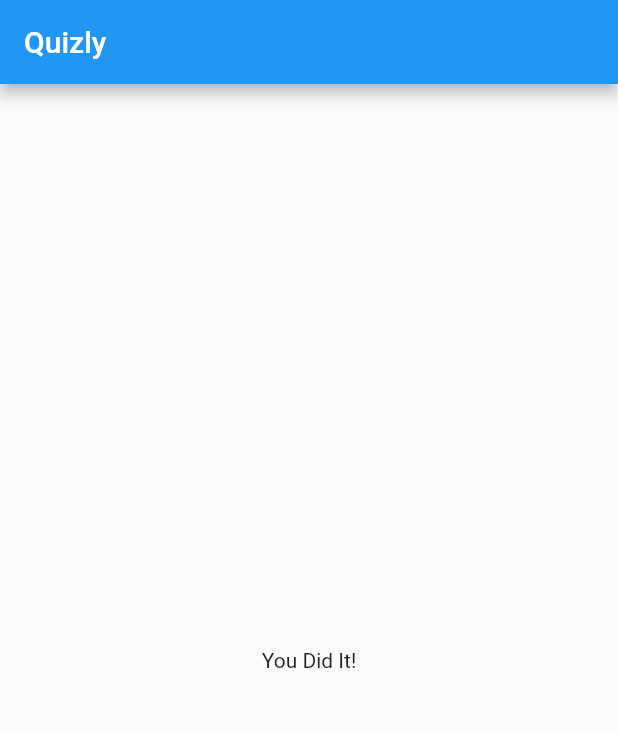
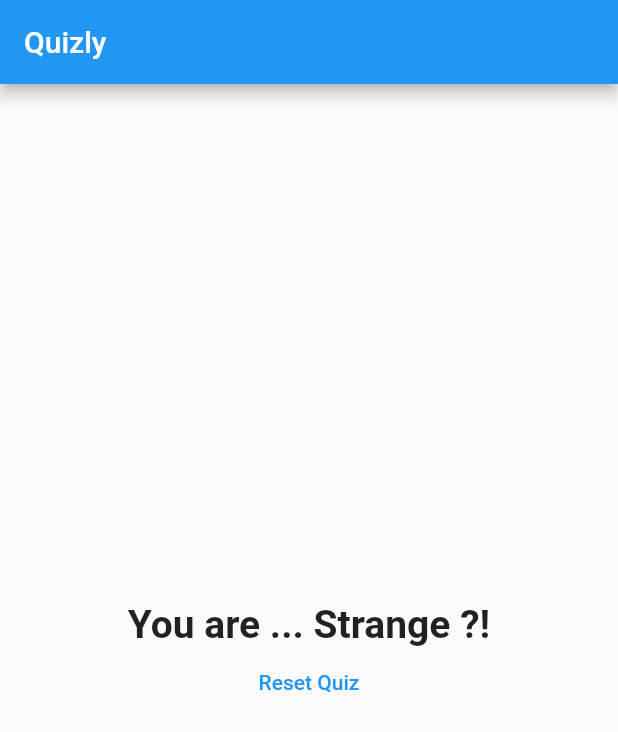
Before and after one commit to FrengkyG/learn-flutter, a Flutter app: the screen it shows after launch, after a tap on "Black", after a tap on "Cat", after a tap on "Sky", on a phone screen of 412 x 824 dp. Shown: the top 732 px of the screen. Run offline on Flutter 3.47's test engine with Material 2 defaults, Android fonts, the phone set to English and light mode, and no system bars; our stand-ins replace cached_network_image, dartz, equatable, flutter_local_notifications, flutter_rating_bar, get_it and 5 more; missing offline and left inert: android_alarm_manager_plus, app_settings; accounts and stored records are empty; generated files the repository leaves out were written again; network calls fail.

Commit message:
add score and reset button

```diff
--- a/Flutter The Complete Guide/01 Quiz App/quizly/lib/main.dart
+++ b/Flutter The Complete Guide/01 Quiz App/quizly/lib/main.dart
@@ -17,8 +17,18 @@ class MyApp extends StatefulWidget {
 
 class _MyAppState extends State<MyApp> {
   int _questionIndex = 0;
+  int _totalScore = 0;
 
-  _answerQuestion() {
+  _resetQuiz() {
+    setState(() {
+      _questionIndex = 0;
+      _totalScore = 0;
+    });
+  }
+
+  _answerQuestion(int score) {
+    _totalScore += score;
+
     setState(() {
       _questionIndex = _questionIndex + 1;
     });
@@ -29,15 +39,30 @@ class _MyAppState extends State<MyApp> {
     const _questions = [
       {
         'questionText': 'What\'s Your Favorite Colour',
-        'answers': ['Black', 'Red', 'Green', 'Blue'],
+        'answers': [
+          {'text': 'Black', 'score': 10},
+          {'text': 'Red', 'score': 8},
+          {'text': 'Green', 'score': 6},
+          {'text': 'Blue', 'score': 4},
+        ],
       },
       {
         'questionText': 'What\'s Your Favorite Animal',
-        'answers': ['Dog', 'Cat', 'Rabbit', 'Hamster'],
+        'answers': [
+          {'text': 'Dog', 'score': 6},
+          {'text': 'Cat', 'score': 10},
+          {'text': 'Rabbit', 'score': 4},
+          {'text': 'Hamster', 'score': 2},
+        ],
       },
       {
         'questionText': 'What\'s Your Favorite Instructor',
-        'answers': ['Frengky', 'Gunawan', 'Sky', 'Blue'],
+        'answers': [
+          {'text': 'Frengky', 'score': 4},
+          {'text': 'Gunawan', 'score': 6},
+          {'text': 'Sky', 'score': 10},
+          {'text': 'Blue', 'score': 8},
+        ],
       },
     ];
 
@@ -52,7 +77,7 @@ class _MyAppState extends State<MyApp> {
                 questionIndex: _questionIndex,
                 answerQuestion: _answerQuestion,
               )
-            : const Result(),
+            : Result(score: _totalScore, resetHandler: _resetQuiz),
       ),
     );
   }
--- a/Flutter The Complete Guide/01 Quiz App/quizly/lib/quiz.dart
+++ b/Flutter The Complete Guide/01 Quiz App/quizly/lib/quiz.dart
@@ -6,7 +6,7 @@ import 'question.dart';
 class Quiz extends StatelessWidget {
   final List<Map<String, Object>> questions;
   final int questionIndex;
-  final VoidCallback answerQuestion;
+  final Function answerQuestion;
 
   const Quiz(
       {Key? key,
@@ -21,8 +21,11 @@ class Quiz extends StatelessWidget {
       children: [
         Question(
             questionText: questions[questionIndex]['questionText'].toString()),
-        ...(questions[questionIndex]['answers'] as List<String>).map((answer) {
-          return Answer(selectHandler: answerQuestion, answer: answer);
+        ...(questions[questionIndex]['answers'] as List<Map<String, Object>>)
+            .map((answer) {
+          return Answer(
+              selectHandler: () => answerQuestion(answer['score'] as int),
+              answer: answer['text'].toString());
         }).toList(),
       ],
     );
--- a/Flutter The Complete Guide/01 Quiz App/quizly/lib/result.dart
+++ b/Flutter The Complete Guide/01 Quiz App/quizly/lib/result.dart
@@ -1,12 +1,43 @@
 import 'package:flutter/material.dart';
 
 class Result extends StatelessWidget {
-  const Result({Key? key}) : super(key: key);
+  final int score;
+  final VoidCallback resetHandler;
+  const Result({Key? key, required this.score, required this.resetHandler})
+      : super(key: key);
+
+  String get resultPhrase {
+    String resultText;
+    if (score <= 10) {
+      resultText = 'You are Awesome and innocent';
+    } else if (score <= 20) {
+      resultText = 'Pretty likeable';
+    } else if (score <= 30) {
+      resultText = 'You are ... Strange ?!';
+    } else {
+      resultText = 'You are so bad!';
+    }
+    return resultText;
+  }
 
   @override
   Widget build(BuildContext context) {
-    return const Center(
-      child: Text('You Did It!'),
+    return Center(
+      child: Column(
+        mainAxisAlignment: MainAxisAlignment.center,
+        children: [
+          Text(
+            resultPhrase,
+            style: const TextStyle(fontSize: 26, fontWeight: FontWeight.bold),
+          ),
+          MaterialButton(
+              child: const Text(
+                'Reset Quiz',
+                style: TextStyle(color: Colors.blue),
+              ),
+              onPressed: resetHandler),
+        ],
+      ),
     );
   }
 }
```
